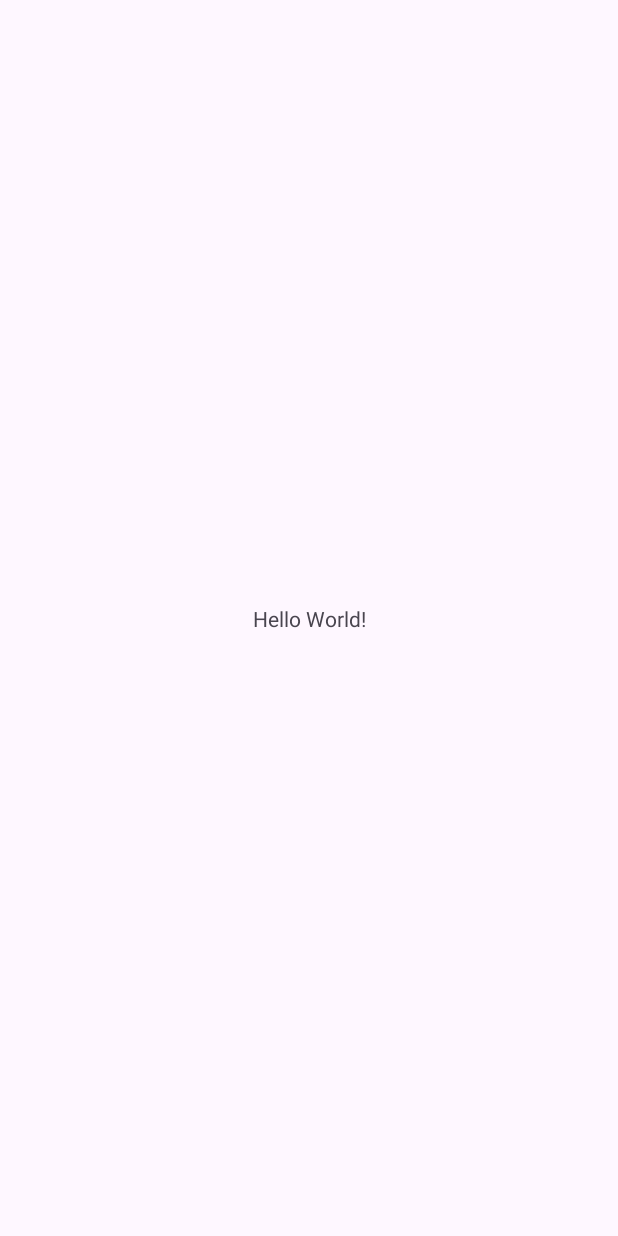
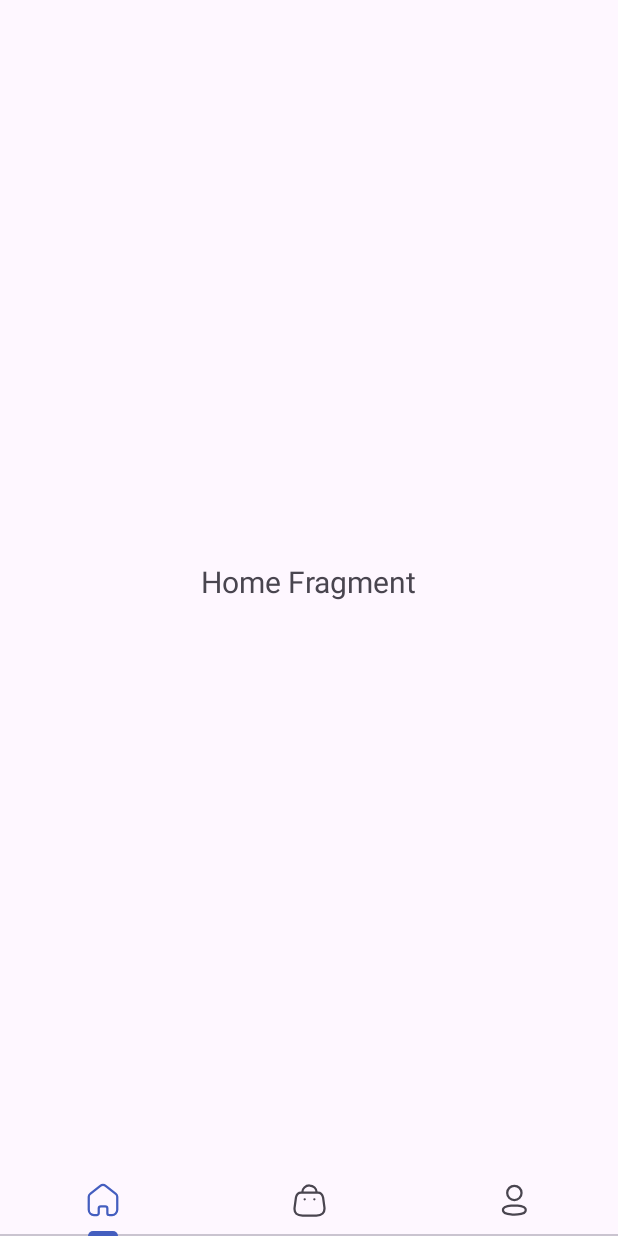
Before and after one commit to BookStore-TI2021B-TIM3/BookStore-Android, an Android app: the MainActivity screen opened directly, with no data from a screen before it, on a phone screen of 412 x 824 dp. Before the commit the screen is almost empty. Run offline under Robolectric (Android 15) with nearby library versions, the phone set to English and light mode, and no system bars.

Commit message:
Add Fragment Menu

```diff
--- a/app/src/main/java/com/example/bookstore/Api/ApiClient.java
+++ b/app/src/main/java/com/example/bookstore/Api/ApiClient.java
@@ -4,7 +4,7 @@ import retrofit2.Retrofit;
 import retrofit2.converter.gson.GsonConverterFactory;
 
 public class ApiClient {
-    private static final String BASE_URL = "http://192.168.23.67/Web_BookStore/Connection/";
+    private static final String BASE_URL = "http://192.168.0.102/Web_BookStore/Connection/";
     private static Retrofit retrofit;
 
     public static Retrofit getClient() {
--- /dev/null
+++ b/app/src/main/java/com/example/bookstore/Home/HomeFragment.java
@@ -0,0 +1,15 @@
+package com.example.bookstore.Home;
+
+import android.os.Bundle;
+import androidx.fragment.app.Fragment;
+import android.view.LayoutInflater;
+import android.view.View;
+import android.view.ViewGroup;
+import com.example.bookstore.R;
+
+public class HomeFragment extends Fragment {
+    @Override
+    public View onCreateView(LayoutInflater inflater, ViewGroup container, Bundle savedInstanceState) {
+        return inflater.inflate(R.layout.fragment_home, container, false);
+    }
+}
--- a/app/src/main/java/com/example/bookstore/MainActivity.java
+++ b/app/src/main/java/com/example/bookstore/MainActivity.java
@@ -7,6 +7,10 @@ import androidx.appcompat.app.AppCompatActivity;
 import androidx.core.graphics.Insets;
 import androidx.core.view.ViewCompat;
 import androidx.core.view.WindowInsetsCompat;
+import androidx.viewpager2.widget.ViewPager2;
+
+import com.google.android.material.tabs.TabLayout;
+import com.google.android.material.tabs.TabLayoutMediator;
 
 public class MainActivity extends AppCompatActivity {
 
@@ -20,7 +24,23 @@ public class MainActivity extends AppCompatActivity {
             v.setPadding(systemBars.left, systemBars.top, systemBars.right, systemBars.bottom);
             return insets;
         });
+
+        ViewPager2 viewPager = findViewById(R.id.view_pager);
+        viewPager.setAdapter(new ViewPagerAdapter(this));
+
+        TabLayout tabLayout = findViewById(R.id.tab_layout);
+        new TabLayoutMediator(tabLayout, viewPager, (tab, position) -> {
+            switch (position) {
+                case 0:
+                    tab.setIcon(R.drawable.home);
+                    break;
+                case 1:
+                    tab.setIcon(R.drawable.bag);
+                    break;
+                case 2:
+                    tab.setIcon(R.drawable.profile);
+                    break;
+            }
+        }).attach();
     }
-
-
 }
--- /dev/null
+++ b/app/src/main/java/com/example/bookstore/ViewPagerAdapter.java
@@ -0,0 +1,37 @@
+package com.example.bookstore;
+
+import androidx.annotation.NonNull;
+import androidx.fragment.app.Fragment;
+import androidx.fragment.app.FragmentActivity;
+import androidx.viewpager2.adapter.FragmentStateAdapter;
+
+import com.example.bookstore.Home.HomeFragment;
+import com.example.bookstore.ListOrder.OrderFragment;
+import com.example.bookstore.Profile.ProfileFragment;
+
+public class ViewPagerAdapter extends FragmentStateAdapter {
+
+    public ViewPagerAdapter(@NonNull FragmentActivity fragmentActivity) {
+        super(fragmentActivity);
+    }
+
+    @NonNull
+    @Override
+    public Fragment createFragment(int position) {
+        switch (position) {
+            case 0:
+                return new HomeFragment();
+            case 1:
+                return new OrderFragment();
+            case 2:
+                return new ProfileFragment();
+            default:
+                return new HomeFragment();
+        }
+    }
+
+    @Override
+    public int getItemCount() {
+        return 3;
+    }
+}
--- /dev/null
+++ b/app/src/main/res/drawable/bag.xml
@@ -0,0 +1,27 @@
+<vector xmlns:android="http://schemas.android.com/apk/res/android"
+    android:width="22dp"
+    android:height="22dp"
+    android:viewportWidth="22"
+    android:viewportHeight="22">
+  <path
+      android:pathData="M15.762,5.495C15.762,3.013 13.623,1 10.985,1C9.714,0.995 8.494,1.466 7.594,2.31C6.693,3.154 6.187,4.3 6.187,5.495M15.61,21H6.379C2.989,21 0.387,19.848 1.126,15.21L1.987,8.924C2.442,6.61 4.011,5.724 5.388,5.724H16.643C18.04,5.724 19.517,6.676 20.044,8.924L20.904,15.21C21.532,19.324 19.001,21 15.61,21Z"
+      android:strokeLineJoin="round"
+      android:strokeWidth="1.5"
+      android:fillColor="#00000000"
+      android:strokeColor="#200E32"
+      android:strokeLineCap="round"/>
+  <path
+      android:pathData="M14.264,10.181H14.214"
+      android:strokeLineJoin="round"
+      android:strokeWidth="1.5"
+      android:fillColor="#00000000"
+      android:strokeColor="#200E32"
+      android:strokeLineCap="round"/>
+  <path
+      android:pathData="M7.817,10.181H7.766"
+      android:strokeLineJoin="round"
+      android:strokeWidth="1.5"
+      android:fillColor="#00000000"
+      android:strokeColor="#200E32"
+      android:strokeLineCap="round"/>
+</vector>
--- /dev/null
+++ b/app/src/main/res/drawable/home.xml
@@ -0,0 +1,13 @@
+<vector xmlns:android="http://schemas.android.com/apk/res/android"
+    android:width="24dp"
+    android:height="24dp"
+    android:viewportWidth="24"
+    android:viewportHeight="24">
+    <path
+        android:pathData="M9.157,20.771V17.705C9.157,16.925 9.793,16.291 10.581,16.286H13.467C14.259,16.286 14.901,16.921 14.901,17.705V20.781C14.9,21.443 15.434,21.985 16.103,22H18.027C19.945,22 21.5,20.461 21.5,18.562V9.838C21.49,9.091 21.135,8.389 20.538,7.933L13.958,2.685C12.805,1.772 11.166,1.772 10.013,2.685L3.462,7.943C2.862,8.397 2.507,9.1 2.5,9.847V18.562C2.5,20.461 4.055,22 5.973,22H7.897C8.582,22 9.138,21.45 9.138,20.771"
+        android:strokeLineJoin="round"
+        android:strokeWidth="1.5"
+        android:fillColor="#00000000"
+        android:strokeColor="#200E32"
+        android:strokeLineCap="round"/>
+</vector>
--- /dev/null
+++ b/app/src/main/res/drawable/profile.xml
@@ -0,0 +1,21 @@
+<vector xmlns:android="http://schemas.android.com/apk/res/android"
+    android:width="24dp"
+    android:height="24dp"
+    android:viewportWidth="24"
+    android:viewportHeight="24">
+    <path
+        android:pathData="M11.579,12.056C14.218,12.056 16.357,9.917 16.357,7.278C16.357,4.639 14.218,2.5 11.579,2.5C8.94,2.5 6.801,4.639 6.801,7.278C6.801,9.917 8.94,12.056 11.579,12.056Z"
+        android:strokeLineJoin="round"
+        android:strokeWidth="1.5"
+        android:fillColor="#00000000"
+        android:strokeColor="#200E32"
+        android:strokeLineCap="round"/>
+    <path
+        android:pathData="M4,18.701C3.999,18.365 4.074,18.034 4.22,17.731C4.677,16.816 5.968,16.331 7.039,16.111C7.811,15.946 8.594,15.836 9.382,15.781C10.841,15.653 12.308,15.653 13.767,15.781C14.554,15.837 15.337,15.947 16.11,16.111C17.181,16.331 18.471,16.77 18.929,17.731C19.222,18.348 19.222,19.064 18.929,19.681C18.471,20.642 17.181,21.081 16.11,21.292C15.338,21.463 14.555,21.577 13.767,21.63C12.579,21.731 11.387,21.749 10.197,21.685C9.922,21.685 9.657,21.685 9.382,21.63C8.597,21.577 7.816,21.464 7.048,21.292C5.968,21.081 4.687,20.642 4.22,19.681C4.075,19.375 4,19.04 4,18.701Z"
+        android:strokeLineJoin="round"
+        android:strokeWidth="1.5"
+        android:fillColor="#00000000"
+        android:fillType="evenOdd"
+        android:strokeColor="#200E32"
+        android:strokeLineCap="round"/>
+</vector>
--- a/app/src/main/res/layout/activity_main.xml
+++ b/app/src/main/res/layout/activity_main.xml
@@ -7,13 +7,29 @@
     android:layout_height="match_parent"
     tools:context=".MainActivity">
 
-    <TextView
-        android:layout_width="wrap_content"
+    <FrameLayout
+        android:id="@+id/frame_layout"
+        android:layout_width="0dp"
+        android:layout_height="0dp"
+        app:layout_constraintTop_toTopOf="parent"
+        app:layout_constraintBottom_toTopOf="@id/tab_layout"
+        app:layout_constraintStart_toStartOf="parent"
+        app:layout_constraintEnd_toEndOf="parent" />
+
+    <com.google.android.material.tabs.TabLayout
+        android:id="@+id/tab_layout"
+        android:layout_width="0dp"
         android:layout_height="wrap_content"
-        android:text="Hello World!"
         app:layout_constraintBottom_toBottomOf="parent"
-        app:layout_constraintEnd_toEndOf="parent"
         app:layout_constraintStart_toStartOf="parent"
-        app:layout_constraintTop_toTopOf="parent" />
+        app:layout_constraintEnd_toEndOf="parent" />
 
+    <androidx.viewpager2.widget.ViewPager2
+        android:id="@+id/view_pager"
+        android:layout_width="0dp"
+        android:layout_height="0dp"
+        app:layout_constraintTop_toTopOf="parent"
+        app:layout_constraintBottom_toTopOf="@id/tab_layout"
+        app:layout_constraintStart_toStartOf="parent"
+        app:layout_constraintEnd_toEndOf="parent" />
 </androidx.constraintlayout.widget.ConstraintLayout>
--- /dev/null
+++ b/app/src/main/res/layout/fragment_home.xml
@@ -0,0 +1,13 @@
+<?xml version="1.0" encoding="utf-8"?>
+<LinearLayout xmlns:android="http://schemas.android.com/apk/res/android"
+    android:layout_width="match_parent"
+    android:layout_height="match_parent"
+    android:orientation="vertical"
+    android:gravity="center">
+
+    <TextView
+        android:layout_width="wrap_content"
+        android:layout_height="wrap_content"
+        android:text="Home Fragment"
+        android:textSize="20sp" />
+</LinearLayout>
--- a/app/src/main/res/values/strings.xml
+++ b/app/src/main/res/values/strings.xml
@@ -36,4 +36,9 @@
     <string name="sign_in">Login</string>
     <string name="username">Username</string>
     <string name="username_placeholder">Enter Username</string>
+    <!-- TODO: Remove or change this placeholder text -->
+    <string name="hello_blank_fragment">Hello blank fragment</string>
+    <string name="home">Home</string>
+    <string name="order">Order</string>
+    <string name="profile">Profile</string>
 </resources>
--- a/app/src/main/res/xml/network_security_config.xml
+++ b/app/src/main/res/xml/network_security_config.xml
@@ -2,6 +2,6 @@
 <network-security-config>
     <domain-config cleartextTrafficPermitted="true">
         <!-- silakan IP disesuiakan dengan alamat ip masing-masing -->
-        <domain includeSubdomains="true"> 192.168.23.67</domain>
+        <domain includeSubdomains="true">192.168.0.102</domain>
     </domain-config>
 </network-security-config>
```
Also changed, not shown: app/build.gradle (+12 -6 lines), app/src/main/AndroidManifest.xml (+7 -7 lines), app/src/main/java/com/example/bookstore/ListOrder/OrderFragment.java (added, +15 -0 lines), app/src/main/java/com/example/bookstore/Profile/ProfileFragment.java (added, +15 -0 lines), app/src/main/res/layout/fragment_order.xml (added, +13 -0 lines), app/src/main/res/layout/fragment_profile.xml (added, +13 -0 lines), gradle/libs.versions.toml (+14 -0 lines), app/src/main/res/bag.svg (added).
